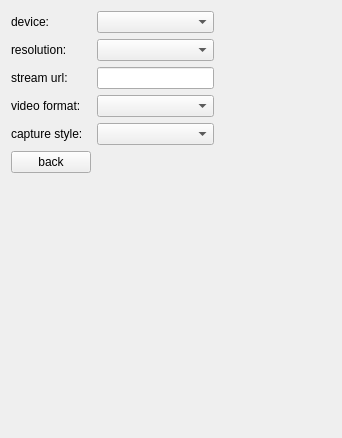
Above: setting.ui from WorldEditor50/qcamera before the change. Below: the same form after it.
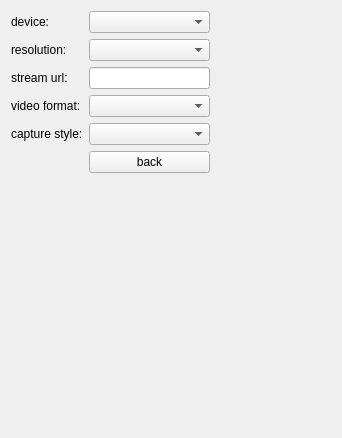
That is the form after the change.

What changed in the file:
```diff
--- a/setting.ui
+++ b/setting.ui
@@ -90,13 +90,6 @@
      </property>
     </widget>
    </item>
-   <item row="5" column="0">
-    <widget class="QPushButton" name="backBtn">
-     <property name="text">
-      <string>back</string>
-     </property>
-    </widget>
-   </item>
    <item row="3" column="1">
     <widget class="QComboBox" name="videoFormatComboBox"/>
    </item>
@@ -139,6 +132,13 @@
      </property>
     </spacer>
    </item>
+   <item row="5" column="1">
+    <widget class="QPushButton" name="backBtn">
+     <property name="text">
+      <string>back</string>
+     </property>
+    </widget>
+   </item>
   </layout>
  </widget>
  <resources/>
```
